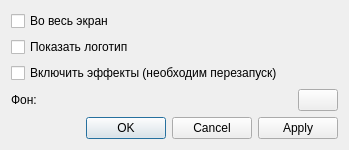
Qt form src/sakalendarapp/gui/ui/sakalendarsettingsdialog.ui (lynx-r1/Slavo-Arian-Calendar) before a commit.
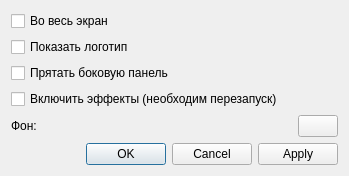
The same form after that commit. Custom widgets are drawn as their Qt base class.

Commit message: Added hide/show main toolbar settings

Diff of the .ui file:
```diff
--- a/src/sakalendarapp/gui/ui/sakalendarsettingsdialog.ui
+++ b/src/sakalendarapp/gui/ui/sakalendarsettingsdialog.ui
@@ -7,7 +7,7 @@
     <x>0</x>
     <y>0</y>
     <width>349</width>
-    <height>147</height>
+    <height>174</height>
    </rect>
   </property>
   <property name="windowTitle">
@@ -28,6 +28,13 @@
      </property>
     </widget>
    </item>
+   <item>
+    <widget class="QCheckBox" name="mHideMainToolBarCheckBox">
+     <property name="text">
+      <string>Прятать боковую панель</string>
+     </property>
+    </widget>
+   </item>
    <item>
     <widget class="QCheckBox" name="mEffectsCheckBox">
      <property name="text">
```
The commit also changes 8 other files.
